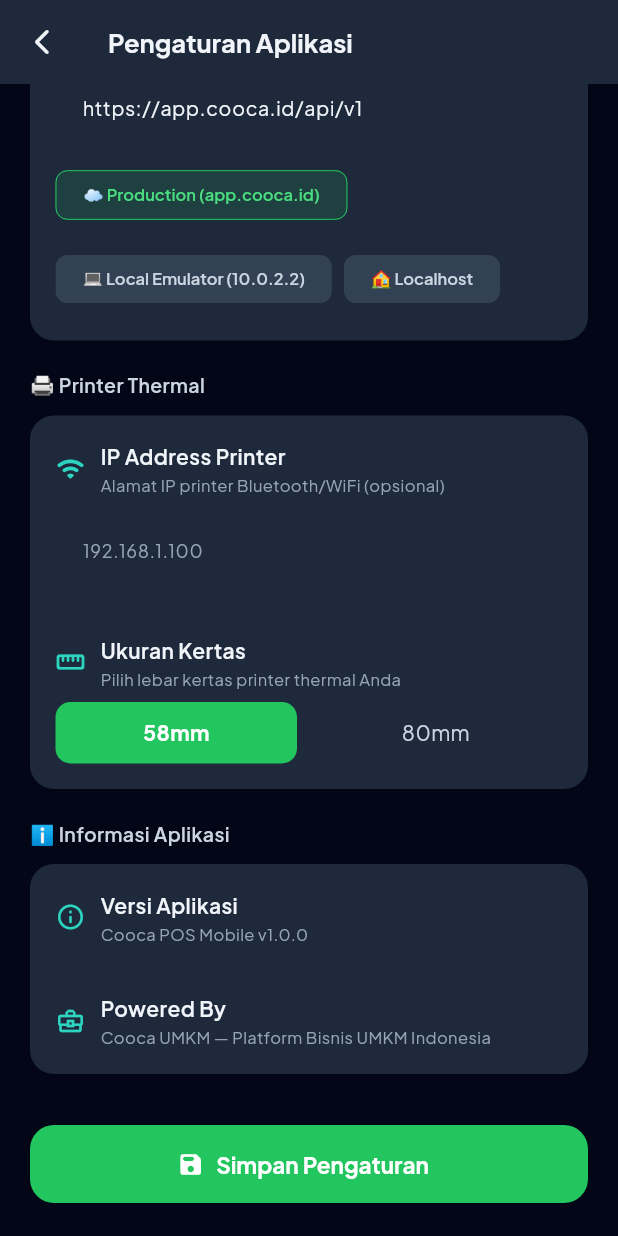
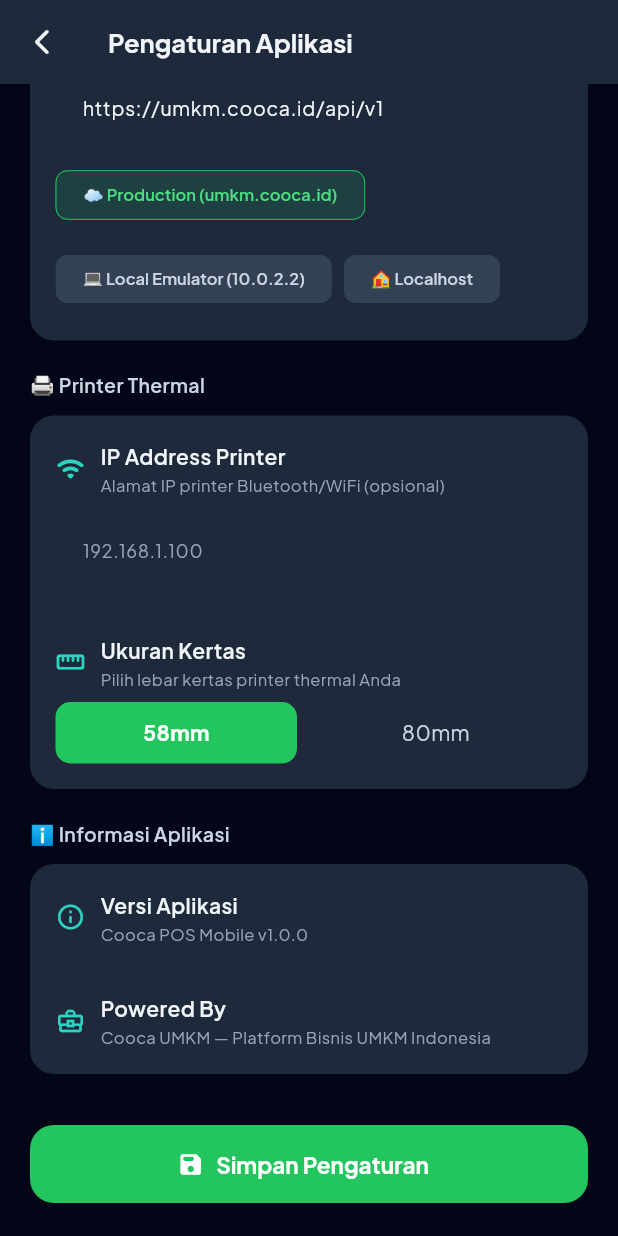
Before and after one commit to mustaqim-project/cooca_core, a Flutter app: the AppSettingsScreen screen opened by its route, scrolled down 124 dp, on a phone screen of 412 x 824 dp. Run offline on Flutter 3.47's test engine with Material 3 defaults, Android fonts, the phone set to English and light mode, and no system bars; our stand-ins replace connectivity_plus, google_fonts, shared_preferences, sqflite; accounts and stored records are empty.

Commit message:
docs: update production domain to umkm.cooca.id across all configs and documentation

```diff
--- a/mobile_app/lib/core/constants/api_endpoints.dart
+++ b/mobile_app/lib/core/constants/api_endpoints.dart
@@ -1,6 +1,6 @@
 class ApiEndpoints {
   // Base URL (Production Hostinger default, configurable in App Settings)
-  static String defaultBaseUrl = 'https://app.cooca.id/api/v1';
+  static String defaultBaseUrl = 'https://umkm.cooca.id/api/v1';
 
   // ── Auth & Profile ───────────────────────────────────────────
   static const String login           = '/auth/login';
--- a/mobile_app/lib/screens/settings/app_settings_screen.dart
+++ b/mobile_app/lib/screens/settings/app_settings_screen.dart
@@ -74,7 +74,7 @@
                       controller: _urlCtrl,
                       style: const TextStyle(color: AppColors.textPrimary, fontSize: 13),
                       decoration: InputDecoration(
-                        hintText: 'https://app.cooca.id/api/v1',
+                        hintText: 'https://umkm.cooca.id/api/v1',
                         hintStyle: const TextStyle(color: AppColors.textMuted, fontSize: 12),
                         filled: true,
                         fillColor: AppColors.border,
@@ -89,12 +89,12 @@
                     runSpacing: 8,
                     children: [
                       ActionChip(
-                        label: const Text('☁️ Production (app.cooca.id)', style: TextStyle(fontSize: 11, color: AppColors.primaryLight)),
+                        label: const Text('☁️ Production (umkm.cooca.id)', style: TextStyle(fontSize: 11, color: AppColors.primaryLight)),
                         backgroundColor: AppColors.primary.withValues(alpha: 0.15),
                         side: const BorderSide(color: AppColors.primary, width: 0.5),
                         onPressed: () {
                           setState(() {
-                            _urlCtrl.text = 'https://app.cooca.id/api/v1';
+                            _urlCtrl.text = 'https://umkm.cooca.id/api/v1';
                           });
                         },
                       ),
```
Also changed, not shown: 4 other files.
